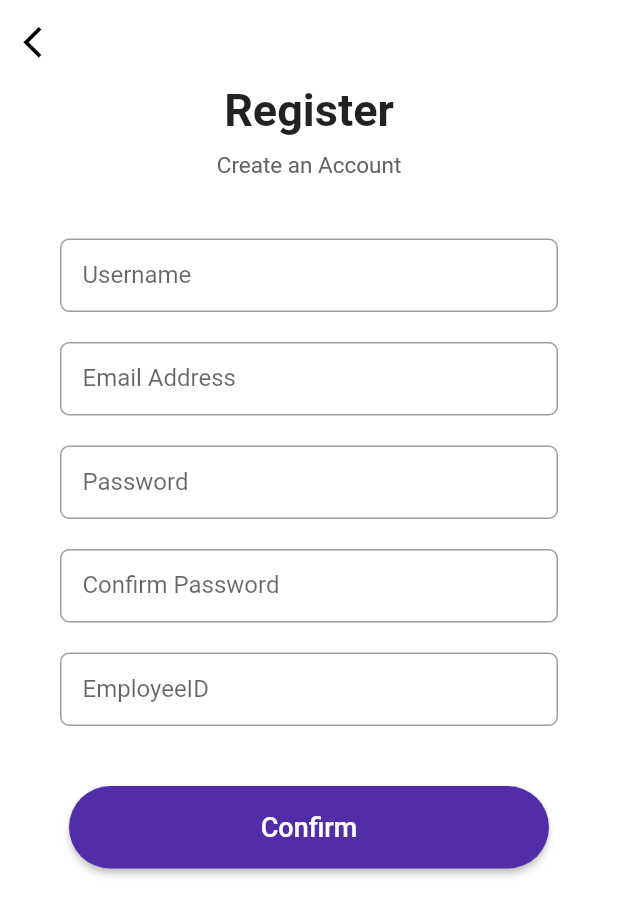
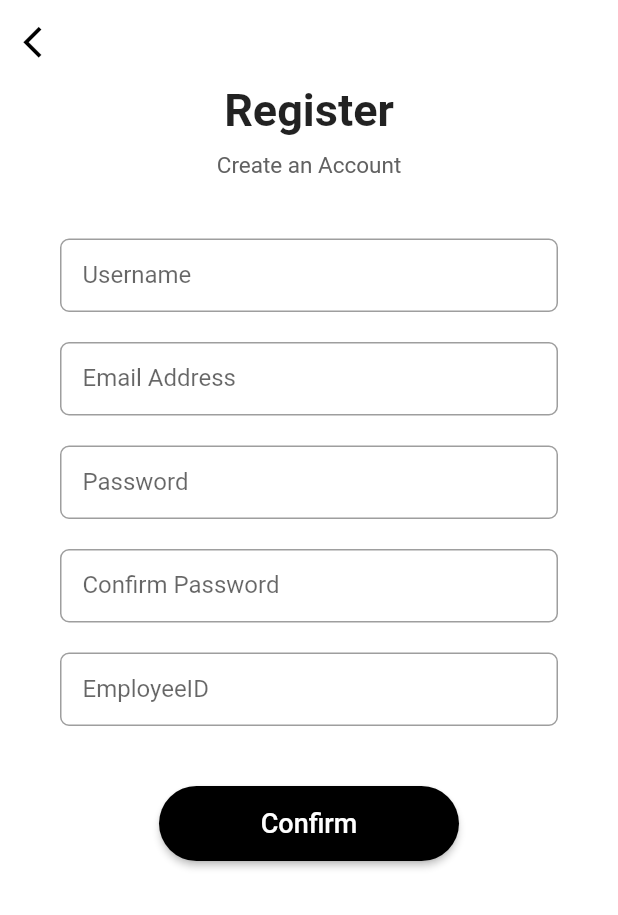
Before and after one commit to lalalalinx/FlutterLinTest, a Flutter app: the screen it shows after launch, after a tap on "Register", on a phone screen of 412 x 824 dp. Shown: the top 915 px of the screen. Run offline on Flutter 3.47's test engine with Material 2 defaults, Android fonts, the light colour scheme and no system bars; our stand-ins replace flutter_secure_storage.

Commit message:
เปลี่ยน login register เป็นสีดำ

```diff
--- a/lib/Login_Register/login.dart
+++ b/lib/Login_Register/login.dart
@@ -126,10 +126,11 @@ class _LoginState extends State<Login> {
                 ),
               ),
               style: ElevatedButton.styleFrom(
-                primary: Colors.deepPurple[700],
+                primary: Colors.black,
                 fixedSize: const Size(350, 50),
                 shape: RoundedRectangleBorder(
                   borderRadius: BorderRadius.circular(50),
+                  side: BorderSide(color: Colors.black, width: 1.5)
                 ),
               ),
             ),
@@ -150,13 +151,15 @@ class _LoginState extends State<Login> {
                 'Register',
                 style: TextStyle(
                   fontSize: 18,
+                  color: Colors.black,
                 ),
               ),
               style: ElevatedButton.styleFrom(
-                primary: Colors.grey[800],
+                primary: Colors.white,
                 fixedSize: const Size(350, 50),
                 shape: RoundedRectangleBorder(
                   borderRadius: BorderRadius.circular(50),
+                  side: BorderSide(color: Colors.black, width: 1.5)
                 ),
               ),
               onPressed: () {
--- a/lib/Login_Register/register.dart
+++ b/lib/Login_Register/register.dart
@@ -176,8 +176,8 @@ class _RegisterState extends State<Register> {
                         ),
                       ),
                       style: ElevatedButton.styleFrom(
-                        primary: Colors.deepPurple[700],
-                        fixedSize: const Size(320, 55),
+                        primary: Colors.black,
+                        fixedSize: const Size(200, 50),
                         shape: RoundedRectangleBorder(
                           borderRadius: BorderRadius.circular(50),
                         ),
```
